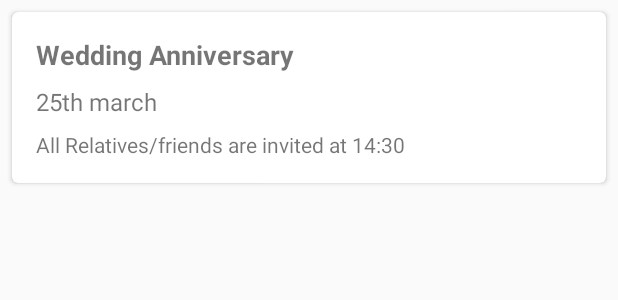
After one commit to Tarun416/IApp, an Android app: the layout friend_events.xml on its own in the app's theme, with its tools: preview values and no code run, on a phone screen of 412 x 824 dp. The commit adds this screen. Shown: the top 300 px of the screen. Run offline under Robolectric (Android 15) with nearby library versions, the phone set to English and light mode, and no system bars.

Commit message:
friends event done

```diff
--- a/app/src/main/AndroidManifest.xml
+++ b/app/src/main/AndroidManifest.xml
@@ -29,7 +29,6 @@
         <activity
             android:name=".HomeActivity"
             android:screenOrientation="portrait">
-
         </activity>
 
         <activity
@@ -38,6 +37,11 @@
             android:theme="@style/LoginNoActionBar"></activity>
 
 
+        <activity
+            android:name=".FriendEventsActivity"
+            android:screenOrientation="portrait"></activity>
+
+
     </application>
 
 </manifest>
--- a/app/src/main/java/com/example/iapp/HomeActivity.java
+++ b/app/src/main/java/com/example/iapp/HomeActivity.java
@@ -42,7 +42,6 @@ public class HomeActivity extends AppCompatActivity {
         super.onCreate(savedInstanceState);
         setContentView(R.layout.activity_home);
         ButterKnife.bind(this);
-
         setSupportActionBar(toolbar);
         //getSupportActionBar().setDisplayHomeAsUpEnabled(true);
         setupViewPager(viewPager);
--- a/app/src/main/java/com/example/iapp/models/User.java
+++ b/app/src/main/java/com/example/iapp/models/User.java
@@ -13,13 +13,15 @@ public class User {
     public String displayName;
     public String photoUrl;
     public String email;
+    public String accountId;
 
     public User() {
     }
 
-    public User(String displayName, String photoUrl, String email) {
+    public User(String id,String displayName, String photoUrl, String email) {
         this.displayName = displayName;
         this.email = email;
         this.photoUrl = photoUrl;
+        this.accountId=id;
     }
 }
--- /dev/null
+++ b/app/src/main/res/layout/friend_events.xml
@@ -0,0 +1,53 @@
+<?xml version="1.0" encoding="utf-8"?>
+
+<android.support.v7.widget.CardView xmlns:android="http://schemas.android.com/apk/res/android"
+    xmlns:app="http://schemas.android.com/apk/res-auto"
+    xmlns:tools="http://schemas.android.com/tools"
+    android:layout_width="match_parent"
+    android:layout_height="wrap_content"
+    android:layout_marginBottom="8dp"
+    android:layout_marginLeft="8dp"
+    android:layout_marginRight="8dp"
+    android:layout_marginTop="8dp"
+    android:padding="16dp"
+    android:id="@+id/cardContainer"
+    app:cardCornerRadius="4dp">
+
+    <RelativeLayout xmlns:android="http://schemas.android.com/apk/res/android"
+        xmlns:tools="http://schemas.android.com/tools"
+        android:orientation="vertical"
+        android:layout_width="match_parent"
+        android:padding="@dimen/margin_16"
+        android:layout_height="match_parent">
+
+        <TextView
+            android:id="@+id/occassionName"
+            android:layout_width="wrap_content"
+            tools:text="Wedding Anniversary"
+            android:layout_height="wrap_content"
+            android:textStyle="bold"
+            android:textSize="18sp"/>
+
+        <TextView
+            android:id="@+id/date"
+            android:layout_width="wrap_content"
+            android:layout_height="wrap_content"
+            android:textSize="16sp"
+            android:layout_marginTop="@dimen/margin_8"
+            android:layout_below="@+id/occassionName"
+            tools:text="25th march "/>
+
+
+        <TextView
+            android:id="@+id/invitationTime"
+            android:layout_width="wrap_content"
+            android:layout_height="wrap_content"
+            android:layout_below="@+id/date"
+            android:textSize="14sp"
+            android:maxLines="1"
+            android:layout_marginTop="@dimen/margin_8"
+            tools:text="All Relatives/friends are invited at 14:30"/>
+
+    </RelativeLayout>
+
+</android.support.v7.widget.CardView>
--- a/app/src/main/res/layout/friends.xml
+++ b/app/src/main/res/layout/friends.xml
@@ -46,6 +46,7 @@
 
 
         <Button
+            android:id="@+id/eventButton"
             android:layout_width="wrap_content"
             android:layout_height="wrap_content"
             android:layout_toRightOf="@+id/photo"
```
Also changed, not shown: app/src/main/java/com/example/iapp/FriendEventsActivity.java (added, +140 -0 lines), app/src/main/java/com/example/iapp/GoogleLogInActivity.java (+22 -3 lines), app/src/main/java/com/example/iapp/adapter/FriendsAdapter.java (+29 -6 lines), app/src/main/java/com/example/iapp/adapter/FriendsEventAdapter.java (added, +83 -0 lines), app/src/main/java/com/example/iapp/fragments/FriendsFragment.java (+23 -7 lines), app/src/main/java/com/example/iapp/interfaces/OnItemClick.java (added, +9 -0 lines), app/src/main/res/layout/layout_event.xml (added, +55 -0 lines).
